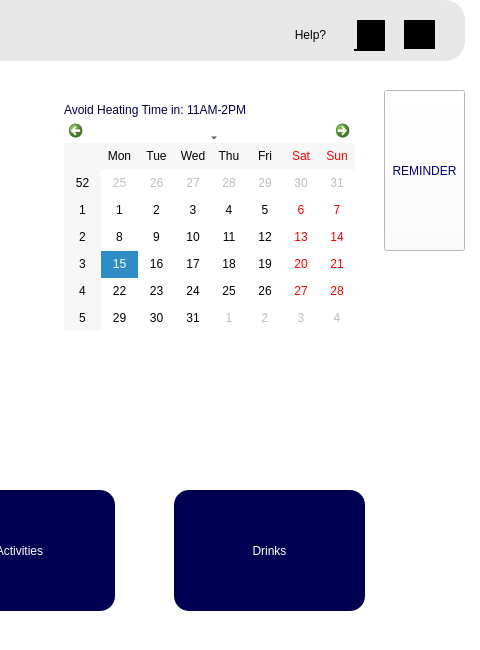
Old version of the form ui/main.ui in the repository xbinh47/PTA_TungNam_DaiKhang; both pictures show x 426 to 906 and y 0 to 650 of the 906 by 650 pixel window.
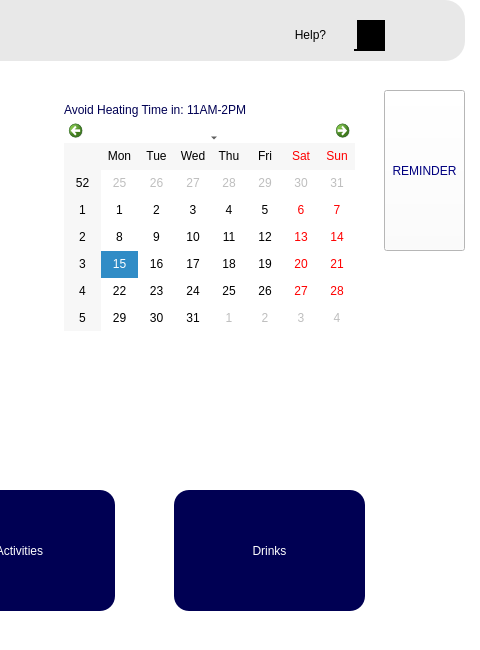
New version of the form. Icons and pictures are not drawn.

```diff
--- a/ui/main.ui
+++ b/ui/main.ui
@@ -49,25 +49,6 @@
       <bool>true</bool>
      </property>
     </widget>
-    <widget class="QLabel" name="label_6">
-     <property name="geometry">
-      <rect>
-       <x>770</x>
-       <y>20</y>
-       <width>31</width>
-       <height>31</height>
-      </rect>
-     </property>
-     <property name="text">
-      <string/>
-     </property>
-     <property name="pixmap">
-      <pixmap>../img/house-solid.svg</pixmap>
-     </property>
-     <property name="scaledContents">
-      <bool>true</bool>
-     </property>
-    </widget>
     <widget class="QLabel" name="label_7">
      <property name="geometry">
       <rect>
@@ -103,22 +84,6 @@
       <string/>
      </property>
     </widget>
-    <widget class="QPushButton" name="houseButton">
-     <property name="geometry">
-      <rect>
-       <x>770</x>
-       <y>20</y>
-       <width>31</width>
-       <height>29</height>
-      </rect>
-     </property>
-     <property name="styleSheet">
-      <string notr="true">background-color:rgba(0,0,0)</string>
-     </property>
-     <property name="text">
-      <string/>
-     </property>
-    </widget>
     <widget class="QPushButton" name="pushButton_2">
      <property name="geometry">
       <rect>
@@ -158,7 +123,7 @@
     <widget class="QLabel" name="label_5">
      <property name="geometry">
       <rect>
-       <x>600</x>
+       <x>770</x>
        <y>10</y>
        <width>41</width>
        <height>41</height>
@@ -547,6 +512,25 @@
        <string>REMINDER</string>
       </property>
      </widget>
+     <widget class="QLabel" name="label_6">
+      <property name="geometry">
+       <rect>
+        <x>0</x>
+        <y>180</y>
+        <width>81</width>
+        <height>351</height>
+       </rect>
+      </property>
+      <property name="text">
+       <string/>
+      </property>
+      <property name="pixmap">
+       <pixmap>../img/decor.png</pixmap>
+      </property>
+      <property name="scaledContents">
+       <bool>true</bool>
+      </property>
+     </widget>
     </widget>
    </widget>
   </widget>
```
Left out of the diff: 19 changed lines with no effect on the pictures.
